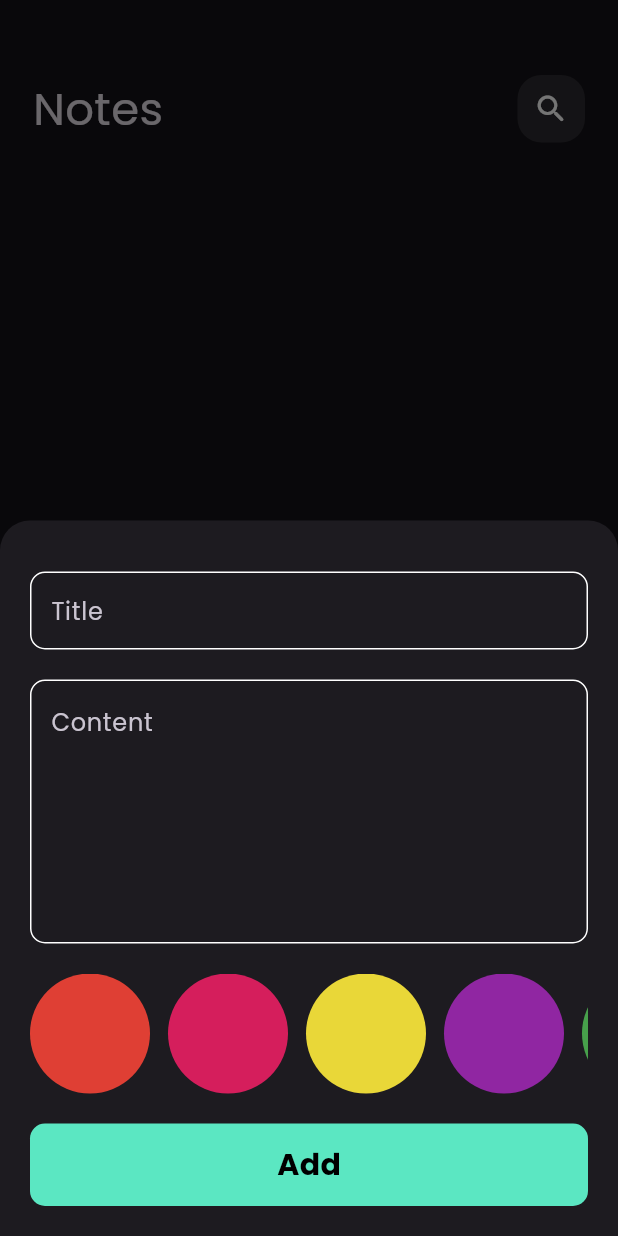
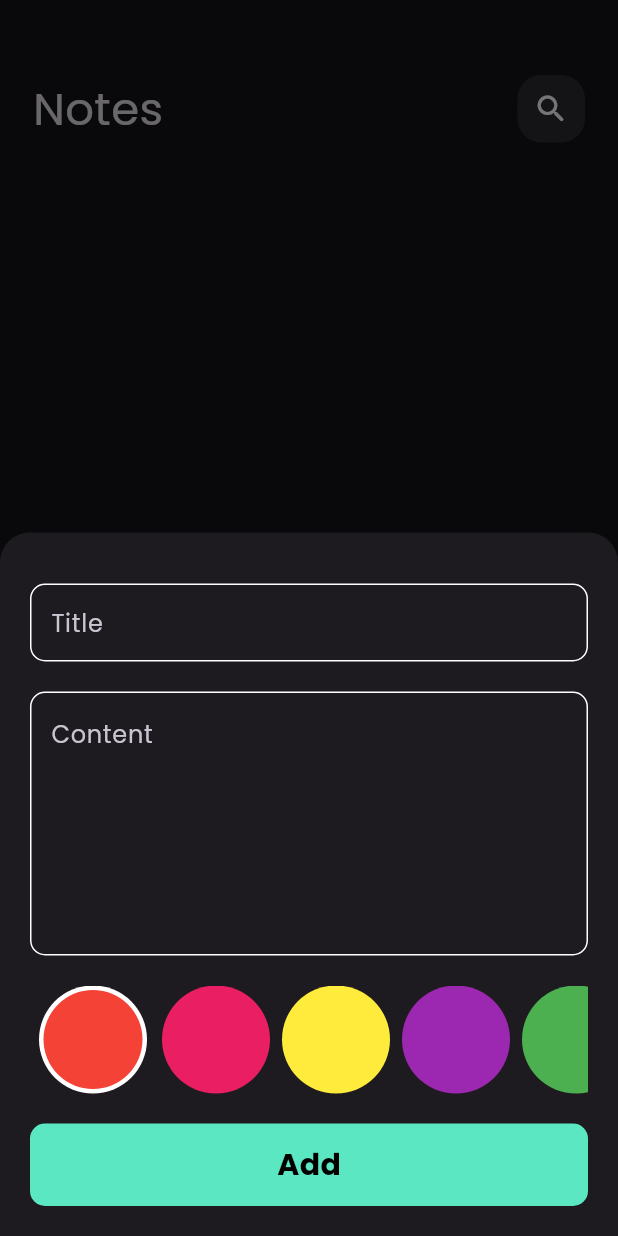
Before and after one commit to HazemAhmed677/notes-app, a Flutter app: the screen it shows after launch, after a tap on the "add" icon, on a phone screen of 412 x 824 dp. Run offline on Flutter 3.47's test engine with Material 3 defaults, Android fonts, the phone set to English and light mode, and no system bars; our stand-ins replace flutter_bloc, font_awesome_flutter, hive, hive_flutter; accounts and stored records are empty.

Commit message:
Change color style ( the most powerful logic in this app)

```diff
--- a/lib/cubits/notes_cubit/notes_cubit.dart
+++ b/lib/cubits/notes_cubit/notes_cubit.dart
@@ -1,3 +1,4 @@
+import 'package:flutter/material.dart';
 import 'package:flutter_bloc/flutter_bloc.dart';
 import 'package:hive/hive.dart';
 import 'package:notes_app/constants.dart';
@@ -6,6 +7,15 @@ import 'package:notes_app/models/note_model.dart';
 
 class NotesCubit extends Cubit<NotesStates> {
   NotesCubit() : super(InitialNoteState());
+  List<Color> colorsList = [
+    Colors.red,
+    Colors.pink,
+    Colors.yellow,
+    Colors.purple,
+    Colors.green,
+    Colors.white,
+    Colors.black,
+  ];
   List<NoteModel>? notes;
   void fetchAllNotes() {
     var notesOfBox = Hive.box<NoteModel>(kNotesBox);
--- /dev/null
+++ b/lib/widgets/color_item.dart
@@ -0,0 +1,39 @@
+import 'package:flutter/material.dart';
+import 'package:flutter_bloc/flutter_bloc.dart';
+import 'package:notes_app/cubits/notes_cubit/notes_cubit.dart';
+
+class ColorItem extends StatelessWidget {
+  const ColorItem({
+    super.key,
+    required this.index,
+    required this.isActive,
+  });
+  final int index;
+  final bool isActive;
+  @override
+  Widget build(BuildContext context) {
+    List<Color> colorsList = BlocProvider.of<NotesCubit>(context).colorsList;
+    return (isActive)
+        ? SizedBox(
+            height: 72,
+            child: CircleAvatar(
+              radius: 42,
+              backgroundColor: Colors.white,
+              child: SizedBox(
+                height: 66,
+                child: CircleAvatar(
+                  radius: 40,
+                  backgroundColor: colorsList[index],
+                ),
+              ),
+            ),
+          )
+        : SizedBox(
+            height: 66,
+            child: CircleAvatar(
+              radius: 40,
+              backgroundColor: colorsList[index],
+            ),
+          );
+  }
+}
--- a/lib/widgets/list_of_colors.dart
+++ b/lib/widgets/list_of_colors.dart
@@ -1,4 +1,7 @@
 import 'package:flutter/material.dart';
+import 'package:flutter_bloc/flutter_bloc.dart';
+import 'package:notes_app/cubits/notes_cubit/notes_cubit.dart';
+import 'package:notes_app/widgets/color_item.dart';
 
 class ListOfColors extends StatefulWidget {
   const ListOfColors({super.key});
@@ -8,40 +11,26 @@ class ListOfColors extends StatefulWidget {
 }
 
 class _ListOfColorsState extends State<ListOfColors> {
-  List<Color> colorsList = [
-    Colors.red,
-    Colors.pink,
-    Colors.yellow,
-    Colors.purple,
-    Colors.green,
-    Colors.white,
-    Colors.black,
-  ];
-  int index = 0;
+  int currentIndex = 0;
   @override
   Widget build(BuildContext context) {
+    List<Color> colorsList = BlocProvider.of<NotesCubit>(context).colorsList;
     return SizedBox(
-      height: 80,
+      height: 72,
       child: ListView.builder(
         itemCount: colorsList.length,
         scrollDirection: Axis.horizontal,
         itemBuilder: (context, index) {
-          return (index < colorsList.length - 1)
-              ? Padding(
-                  padding: const EdgeInsets.only(right: 12),
-                  child: InkWell(
-                    borderRadius: BorderRadius.circular(90),
-                    onTap: () {},
-                    child: CircleAvatar(
-                      radius: 40,
-                      backgroundColor: colorsList[index].withOpacity(0.9),
-                    ),
-                  ),
-                )
-              : CircleAvatar(
-                  radius: 40,
-                  backgroundColor: colorsList[index].withOpacity(0.9),
-                );
+          return GestureDetector(
+            onTap: () {
+              currentIndex = index;
+              setState(() {});
+            },
+            child: ColorItem(
+              index: index,
+              isActive: (currentIndex == index),
+            ),
+          );
         },
       ),
     );
```
